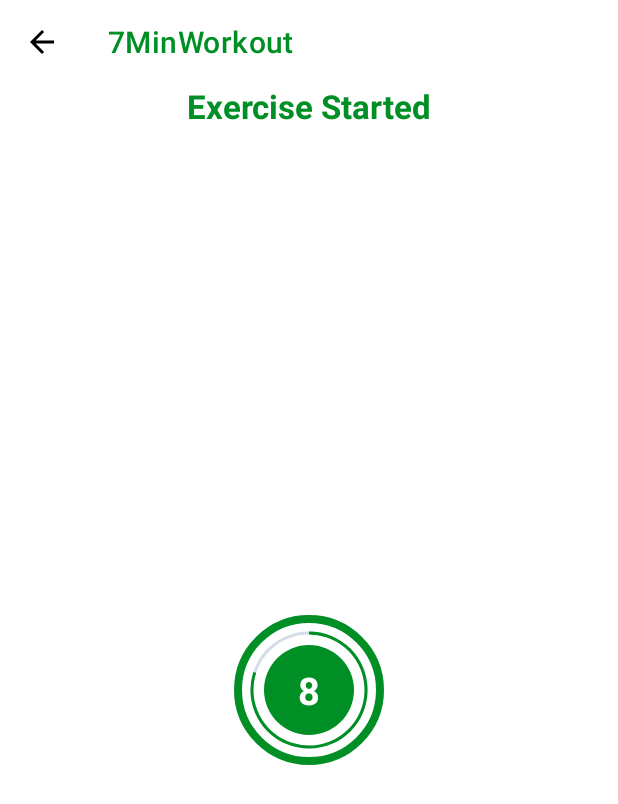
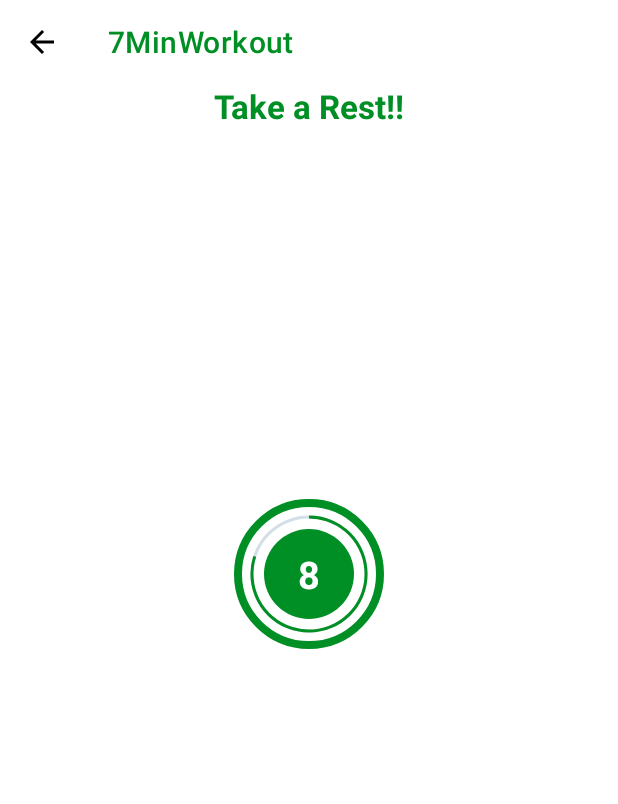
Before and after one commit to arpit7786/7MinWorkout, an Android app: the ExcerciseActivity screen opened directly, with no data from a screen before it, on a phone screen of 412 x 824 dp. Shown: the top 804 px of the screen. Run offline under Robolectric (Android 15) with nearby library versions, the phone set to English and light mode, and no system bars.

Commit message:
completed basic flow for the rest view and exercise view for all exercises

```diff
--- a/app/src/main/java/com/example/a7minworkout/ExcerciseActivity.kt
+++ b/app/src/main/java/com/example/a7minworkout/ExcerciseActivity.kt
@@ -1,11 +1,10 @@
 package com.example.a7minworkout
 
-import android.opengl.Visibility
 import androidx.appcompat.app.AppCompatActivity
 import android.os.Bundle
 import android.os.CountDownTimer
 import android.view.View
-import android.view.View.GONE
+import android.view.WindowId
 import android.widget.Toast
 import com.example.a7minworkout.databinding.ActivityExcerciseBinding
 
@@ -13,10 +12,10 @@ class ExcerciseActivity : AppCompatActivity() {
 
     private var binding:ActivityExcerciseBinding? = null
 
-    private var restTimer: CountDownTimer? = null
-    private var restProgress = 0
+    private var timer: CountDownTimer? = null
+    private var exerciseProgress = 0
 
-    private var exerciseList = ArrayList<ExerciseModel>()
+    private var exerciseList: ArrayList<ExerciseModel>? = null
     private var currentExercise = -1
 
     override fun onCreate(savedInstanceState: Bundle?) {
@@ -42,35 +41,40 @@ class ExcerciseActivity : AppCompatActivity() {
 
     private fun setUpRestView() {
 
-        if(restTimer != null) {
-            restTimer?.cancel()
-            restProgress = 0
+        if(timer != null) {
+            timer?.cancel()
+            exerciseProgress = 0
         }
 
-        binding?.flProgressBarExerciseTimer?.visibility = View.GONE
+        binding?.flProgressBarExerciseTimer?.visibility = View.INVISIBLE
+        binding?.flRestProgressTimer?.visibility = View.VISIBLE
+        binding?.tvExercise?.visibility = View.INVISIBLE
+        binding?.ivExercise?.visibility = View.INVISIBLE
+
         setRestProgressBar()
     }
 
     private fun setRestProgressBar() {
-        binding?.progressBar?.progress = restProgress
-        binding?.textViewForProgress?.text = "Exercise Started"
+        binding?.progressBar?.progress = exerciseProgress
+        binding?.textViewForProgress?.text = "Take a Rest!!"
 
-        restTimer = object: CountDownTimer(10000,1000) {
+        timer = object: CountDownTimer(10000,1000) {
             override fun onTick(p0: Long) {
-                restProgress++
+                exerciseProgress++
 
-                binding?.progressBar?.progress = (10 - restProgress)
-                binding?.tvTimer?.text = (10 - restProgress).toString()
+                binding?.tvTimer?.text = (10 - exerciseProgress).toString()
+                binding?.progressBar?.progress = (10 - exerciseProgress)
+
             }
 
             override fun onFinish() {
 
                 currentExercise++
 
-                restProgress = 0
-                restTimer?.cancel()
+                exerciseProgress = 0
+                timer?.cancel()
 
-                binding?.flProgressBar?.visibility = View.GONE
+                binding?.flRestProgressTimer?.visibility = View.GONE
                 binding?.flProgressBarExerciseTimer?.visibility = View.VISIBLE
 
                 setExerciseTimer()
@@ -81,36 +85,47 @@ class ExcerciseActivity : AppCompatActivity() {
     }
 
     private fun setExerciseTimer() {
-//        binding?.flProgressBar?.visibility = View.GONE
+//        binding?.flRestProgressTimer?.visibility = View.GONE
+        binding?.textViewForProgress?.text = "Burn some calories!!"
+        binding?.ivExercise?.setImageResource(exerciseList?.get(currentExercise)!!.getImage())
 
-        binding?.progressBarExerciseTimer?.progress = restProgress
+        binding?.ivExercise?.visibility = View.VISIBLE
+        binding?.progressBarExerciseTimer?.progress = exerciseProgress
+//        currentExercise++
+        binding?.tvExercise?.visibility = View.VISIBLE
+        binding?.tvExercise?.text = exerciseList?.get(currentExercise)?.getName()
 
-        restTimer = object: CountDownTimer(30000, 1000) {
+        timer = object: CountDownTimer(30000, 1000) {
             override fun onTick(p0: Long) {
-                restProgress++
+                exerciseProgress++
 
-                binding?.progressBarExerciseTimer?.progress = (30 - restProgress)
-                binding?.tvExerciseTimer?.text = (30 - restProgress).toString()
+                binding?.tvExerciseTimer?.text = (30 - exerciseProgress).toString()
+                binding?.progressBarExerciseTimer?.progress = (30 - exerciseProgress)
 
             }
 
             override fun onFinish() {
-                Toast.makeText(
-                    this@ExcerciseActivity,
-                    "Here Now we'll start new exercise",
-                    Toast.LENGTH_SHORT)
-                    .show()
+                if(currentExercise < exerciseList!!.size-1){
+                    setUpRestView()
+                }else{
+                    Toast.makeText(
+                        this@ExcerciseActivity,
+                        "Congrats! You completed 7 minutes of workout",
+                        Toast.LENGTH_SHORT
+                    ).show()
+                }
             }
 
         }.start()
     }
 
+
     override fun onDestroy() {
         super.onDestroy()
 
-        if(restTimer != null) {
-            restTimer?.cancel()
-            restProgress = 0
+        if(timer != null) {
+            timer?.cancel()
+            exerciseProgress = 0
         }
 
         binding = null
--- a/app/src/main/res/layout/activity_excercise.xml
+++ b/app/src/main/res/layout/activity_excercise.xml
@@ -17,7 +17,7 @@
         app:layout_constraintStart_toStartOf="parent"
         app:layout_constraintEnd_toEndOf="parent" />
 
-    <TextView
+        <TextView
         android:id="@+id/textViewForProgress"
         android:layout_width="wrap_content"
         android:layout_height="wrap_content"
@@ -31,12 +31,13 @@
         />
 
         <FrameLayout
-        android:id="@+id/flProgressBar"
+        android:id="@+id/flRestProgressTimer"
         android:layout_width="100dp"
         android:layout_height="100dp"
         android:layout_marginTop="10dp"
         android:background="@drawable/item_circular_color_accent_border"
-        app:layout_constraintBottom_toBottomOf="parent"
+        android:layout_marginBottom="5dp"
+        app:layout_constraintBottom_toTopOf="@id/tvExercise"
         app:layout_constraintTop_toBottomOf="@+id/textViewForProgress"
         app:layout_constraintStart_toStartOf="parent"
         app:layout_constraintEnd_toEndOf="parent">
@@ -74,6 +75,34 @@
 
     </FrameLayout>
 
+    <ImageView
+        android:id="@+id/ivExercise"
+        android:layout_width="wrap_content"
+        android:layout_height="0dp"
+        android:src="@drawable/ic_lunge"
+        android:scaleType="fitXY"
+        android:visibility="invisible"
+        app:layout_constraintTop_toBottomOf="@+id/textViewForProgress"
+        app:layout_constraintBottom_toTopOf="@+id/tvExercise"
+        app:layout_constraintStart_toStartOf="parent"
+        app:layout_constraintEnd_toEndOf="parent"/>
+
+    <TextView
+        android:id="@+id/tvExercise"
+        android:layout_width="wrap_content"
+        android:layout_height="wrap_content"
+        android:text="Exercise Name"
+        android:textColor="@color/colorAccent"
+        android:textSize="22sp"
+        android:textStyle="bold"
+        android:visibility="gone"
+        app:layout_constraintEnd_toEndOf="parent"
+        app:layout_constraintStart_toStartOf="parent"
+        app:layout_constraintTop_toBottomOf="@+id/ivExercise"
+        app:layout_constraintBottom_toTopOf="@id/flProgressBarExerciseTimer"
+        tools:visibility="visible"/>
+
+
     <FrameLayout
         android:id="@+id/flProgressBarExerciseTimer"
         android:layout_width="100dp"
@@ -81,9 +110,10 @@
         android:layout_marginTop="10dp"
         android:background="@drawable/item_circular_color_accent_border"
         app:layout_constraintBottom_toBottomOf="parent"
-        app:layout_constraintTop_toBottomOf="@+id/textViewForProgress"
+        app:layout_constraintTop_toBottomOf="@+id/tvExercise"
         app:layout_constraintStart_toStartOf="parent"
-        app:layout_constraintEnd_toEndOf="parent">
+        app:layout_constraintEnd_toEndOf="parent"
+        android:layout_marginBottom="10dp">
 
         <ProgressBar
             android:id="@+id/progressBarExerciseTimer"
```
